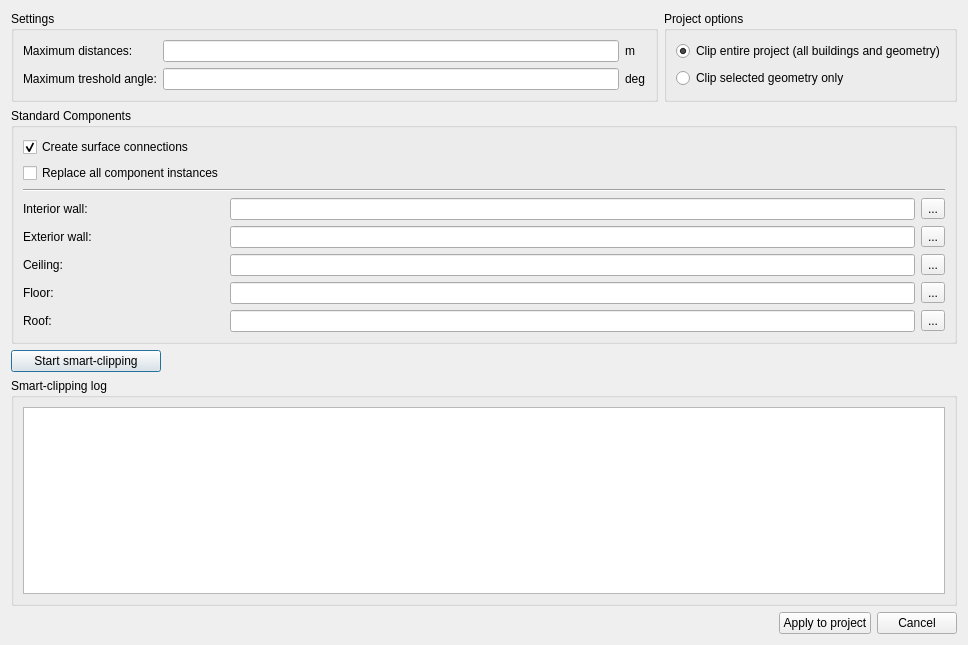
This is SIM-VICUS/src/SVSmartIntersectionDialog.ui in ghorwin/SIM-VICUS as Qt 5 draws it before an edit. The edited form follows.
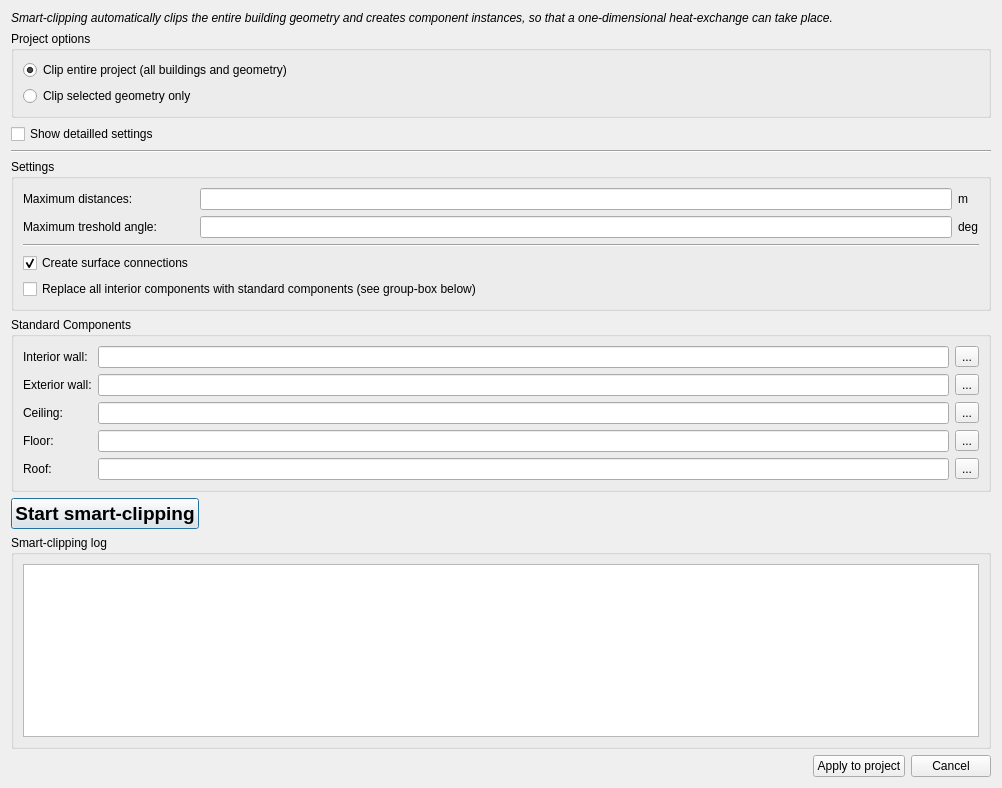
This is the edited form. Icons and pictures are not drawn. Custom widgets are drawn as their Qt base class.

Commit message: Refactored smart clipping dialog

Diff of the .ui file:
```diff
--- a/SIM-VICUS/src/SVSmartIntersectionDialog.ui
+++ b/SIM-VICUS/src/SVSmartIntersectionDialog.ui
@@ -6,25 +6,84 @@
    <rect>
     <x>0</x>
     <y>0</y>
-    <width>968</width>
-    <height>645</height>
+    <width>1002</width>
+    <height>788</height>
    </rect>
   </property>
   <property name="windowTitle">
    <string>Smart-clipping settings</string>
   </property>
-  <layout class="QVBoxLayout" name="verticalLayout_2" stretch="0,0,0,1,0">
+  <layout class="QVBoxLayout" name="verticalLayout_2" stretch="0,0,0,0,0,0,0,1,0">
    <item>
-    <layout class="QHBoxLayout" name="horizontalLayout">
+    <widget class="QLabel" name="label_8">
+     <property name="font">
+      <font>
+       <italic>true</italic>
+      </font>
+     </property>
+     <property name="text">
+      <string>Smart-clipping automatically clips the entire building geometry and creates component instances, so that a one-dimensional heat-exchange can take place.</string>
+     </property>
+     <property name="wordWrap">
+      <bool>true</bool>
+     </property>
+    </widget>
+   </item>
      <item>
-      <widget class="QGroupBox" name="groupBoxConnectSurfaces">
+    <widget class="QGroupBox" name="groupBoxProjectSelection">
+     <property name="title">
+      <string>Project options</string>
+     </property>
+     <layout class="QGridLayout" name="gridLayout_3">
+      <item row="0" column="0">
+       <widget class="QRadioButton" name="radioButtonEntireProject">
+        <property name="text">
+         <string>Clip entire project (all buildings and geometry)</string>
+        </property>
+        <property name="checked">
+         <bool>true</bool>
+        </property>
+       </widget>
+      </item>
+      <item row="1" column="0">
+       <widget class="QRadioButton" name="radioButtonSelectedGeometry">
+        <property name="text">
+         <string>Clip selected geometry only</string>
+        </property>
+        <property name="checked">
+         <bool>false</bool>
+        </property>
+       </widget>
+      </item>
+     </layout>
+    </widget>
+   </item>
+   <item>
+    <widget class="QCheckBox" name="checkBoxDetailledSettings">
+     <property name="text">
+      <string>Show detailled settings</string>
+     </property>
+    </widget>
+   </item>
+   <item>
+    <widget class="Line" name="line_2">
+     <property name="orientation">
+      <enum>Qt::Horizontal</enum>
+     </property>
+    </widget>
+   </item>
+   <item>
+    <widget class="QGroupBox" name="groupBoxDetailled">
        <property name="title">
         <string>Settings</string>
        </property>
+     <property name="flat">
+      <bool>true</bool>
+     </property>
+     <property name="checkable">
+      <bool>false</bool>
+     </property>
        <layout class="QGridLayout" name="gridLayout_2">
-        <item row="0" column="1">
-         <widget class="QtExt::ValidatingLineEdit" name="lineEditConnectSurfacesMaxDistance"/>
-        </item>
         <item row="0" column="0">
          <widget class="QLabel" name="label_9">
           <property name="text">
@@ -32,22 +91,8 @@
           </property>
          </widget>
         </item>
-        <item row="1" column="2">
-         <widget class="QLabel" name="label_2">
-          <property name="text">
-           <string>deg</string>
-          </property>
-         </widget>
-        </item>
-        <item row="1" column="1">
-         <widget class="QtExt::ValidatingLineEdit" name="lineEditConnectSurfacesMaxAngle"/>
-        </item>
-        <item row="1" column="0">
-         <widget class="QLabel" name="label_10">
-          <property name="text">
-           <string>Maximum treshold angle:</string>
-          </property>
-         </widget>
+      <item row="0" column="1">
+       <widget class="QtExt::ValidatingLineEdit" name="lineEditConnectSurfacesMaxDistance"/>
         </item>
         <item row="0" column="2">
          <widget class="QLabel" name="label">
@@ -56,175 +101,161 @@
           </property>
          </widget>
         </item>
-       </layout>
-      </widget>
-     </item>
-     <item>
-      <widget class="QGroupBox" name="groupBoxProjectSelection">
-       <property name="title">
-        <string>Project options</string>
-       </property>
-       <layout class="QGridLayout" name="gridLayout_3">
         <item row="1" column="0">
-         <widget class="QRadioButton" name="radioButtonSelectedGeometry">
+       <widget class="QLabel" name="label_10">
           <property name="text">
-           <string>Clip selected geometry only</string>
-          </property>
-          <property name="checked">
-           <bool>false</bool>
+         <string>Maximum treshold angle:</string>
+        </property>
+       </widget>
+      </item>
+      <item row="1" column="1">
+       <widget class="QtExt::ValidatingLineEdit" name="lineEditConnectSurfacesMaxAngle"/>
+      </item>
+      <item row="1" column="2">
+       <widget class="QLabel" name="label_2">
+        <property name="text">
+         <string>deg</string>
           </property>
          </widget>
         </item>
-        <item row="0" column="0">
-         <widget class="QRadioButton" name="radioButtonEntireProject">
+      <item row="2" column="0" colspan="3">
+       <widget class="Line" name="line">
+        <property name="orientation">
+         <enum>Qt::Horizontal</enum>
+        </property>
+       </widget>
+      </item>
+      <item row="3" column="0">
+       <widget class="QCheckBox" name="checkBoxCreateComp">
           <property name="text">
-           <string>Clip entire project (all buildings and geometry)</string>
+         <string>Create surface connections</string>
           </property>
           <property name="checked">
            <bool>true</bool>
           </property>
          </widget>
         </item>
-       </layout>
+      <item row="4" column="0" colspan="3">
+       <widget class="QCheckBox" name="checkBoxReplaceComponentInstances">
+        <property name="text">
+         <string>Replace all interior components with standard components (see group-box below)</string>
+        </property>
       </widget>
      </item>
     </layout>
+    </widget>
    </item>
    <item>
-    <widget class="QGroupBox" name="groupBox">
+    <widget class="QGroupBox" name="groupBoxComponents">
      <property name="title">
       <string>Standard Components</string>
      </property>
      <layout class="QGridLayout" name="gridLayout" columnstretch="0,0,0">
-      <item row="7" column="0">
+      <item row="6" column="0">
        <widget class="QLabel" name="label_5">
         <property name="text">
          <string>Ceiling:</string>
         </property>
        </widget>
       </item>
+      <item row="7" column="2">
+       <widget class="QToolButton" name="toolButtonSelectFloor">
+        <property name="text">
+         <string>...</string>
+        </property>
+       </widget>
+      </item>
       <item row="6" column="2">
-       <widget class="QToolButton" name="toolButtonSelectExteriorWall">
+       <widget class="QToolButton" name="toolButtonSelectCeiling">
         <property name="text">
          <string>...</string>
         </property>
        </widget>
       </item>
-      <item row="3" column="2">
+      <item row="5" column="1">
+       <widget class="QLineEdit" name="lineEditExteriorWallName">
+        <property name="readOnly">
+         <bool>true</bool>
+        </property>
+       </widget>
+      </item>
+      <item row="2" column="2">
        <widget class="QToolButton" name="toolButtonSelectInteriorWall">
         <property name="text">
          <string>...</string>
         </property>
        </widget>
       </item>
-      <item row="3" column="1">
-       <widget class="QLineEdit" name="lineEditInteriorWallName">
-        <property name="readOnly">
-         <bool>true</bool>
-        </property>
-       </widget>
-      </item>
-      <item row="10" column="1">
-       <widget class="QLineEdit" name="lineEditRoofName">
-        <property name="readOnly">
-         <bool>true</bool>
-        </property>
-       </widget>
-      </item>
-      <item row="7" column="1">
-       <widget class="QLineEdit" name="lineEditCeilingName">
-        <property name="readOnly">
-         <bool>true</bool>
-        </property>
-       </widget>
-      </item>
-      <item row="8" column="0">
-       <widget class="QLabel" name="label_6">
-        <property name="text">
-         <string>Floor:</string>
-        </property>
-       </widget>
-      </item>
-      <item row="2" column="0" colspan="3">
-       <widget class="Line" name="line">
-        <property name="orientation">
-         <enum>Qt::Horizontal</enum>
-        </property>
-       </widget>
-      </item>
-      <item row="10" column="0">
-       <widget class="QLabel" name="label_7">
-        <property name="text">
-         <string>Roof:</string>
-        </property>
-       </widget>
-      </item>
-      <item row="8" column="2">
-       <widget class="QToolButton" name="toolButtonSelectFloor">
-        <property name="text">
-         <string>...</string>
-        </property>
-       </widget>
-      </item>
-      <item row="6" column="0">
+      <item row="5" column="0">
        <widget class="QLabel" name="label_4">
         <property name="text">
          <string>Exterior wall:</string>
         </property>
        </widget>
       </item>
-      <item row="6" column="1">
-       <widget class="QLineEdit" name="lineEditExteriorWallName">
-        <property name="readOnly">
-         <bool>true</bool>
-        </property>
-       </widget>
-      </item>
-      <item row="1" column="0">
-       <widget class="QCheckBox" name="checkBoxReplaceComponentInstances">
+      <item row="9" column="0">
+       <widget class="QLabel" name="label_7">
         <property name="text">
-         <string>Replace all component instances</string>
+         <string>Roof:</string>
         </property>
        </widget>
       </item>
-      <item row="8" column="1">
-       <widget class="QLineEdit" name="lineEditFloorName">
-        <property name="readOnly">
-         <bool>true</bool>
-        </property>
-       </widget>
-      </item>
-      <item row="3" column="0">
+      <item row="2" column="0">
        <widget class="QLabel" name="label_3">
         <property name="text">
          <string>Interior wall:</string>
         </property>
        </widget>
       </item>
-      <item row="0" column="0">
-       <widget class="QCheckBox" name="checkBoxCreateComp">
-        <property name="text">
-         <string>Create surface connections</string>
-        </property>
-        <property name="checked">
+      <item row="7" column="1">
+       <widget class="QLineEdit" name="lineEditFloorName">
+        <property name="readOnly">
          <bool>true</bool>
         </property>
        </widget>
       </item>
-      <item row="7" column="2">
-       <widget class="QToolButton" name="toolButtonSelectCeiling">
+      <item row="5" column="2">
+       <widget class="QToolButton" name="toolButtonSelectExteriorWall">
         <property name="text">
          <string>...</string>
         </property>
        </widget>
       </item>
-      <item row="10" column="2">
+      <item row="6" column="1">
+       <widget class="QLineEdit" name="lineEditCeilingName">
+        <property name="readOnly">
+         <bool>true</bool>
+        </property>
+       </widget>
+      </item>
+      <item row="7" column="0">
+       <widget class="QLabel" name="label_6">
+        <property name="text">
+         <string>Floor:</string>
+        </property>
+       </widget>
+      </item>
+      <item row="9" column="2">
        <widget class="QToolButton" name="toolButtonSelectRoof">
         <property name="text">
          <string>...</string>
         </property>
        </widget>
       </item>
+      <item row="2" column="1">
+       <widget class="QLineEdit" name="lineEditInteriorWallName">
+        <property name="readOnly">
+         <bool>true</bool>
+        </property>
+       </widget>
+      </item>
+      <item row="9" column="1">
+       <widget class="QLineEdit" name="lineEditRoofName">
+        <property name="readOnly">
+         <bool>true</bool>
+        </property>
+       </widget>
+      </item>
      </layout>
     </widget>
    </item>
@@ -242,6 +273,12 @@
        <height>0</height>
       </size>
      </property>
+     <property name="font">
+      <font>
+       <pointsize>14</pointsize>
+       <bold>true</bold>
+      </font>
+     </property>
      <property name="text">
       <string>Start smart-clipping</string>
      </property>
```
Lines whose indentation alone changed are shown as unchanged. The commit also changes 2 other files.
